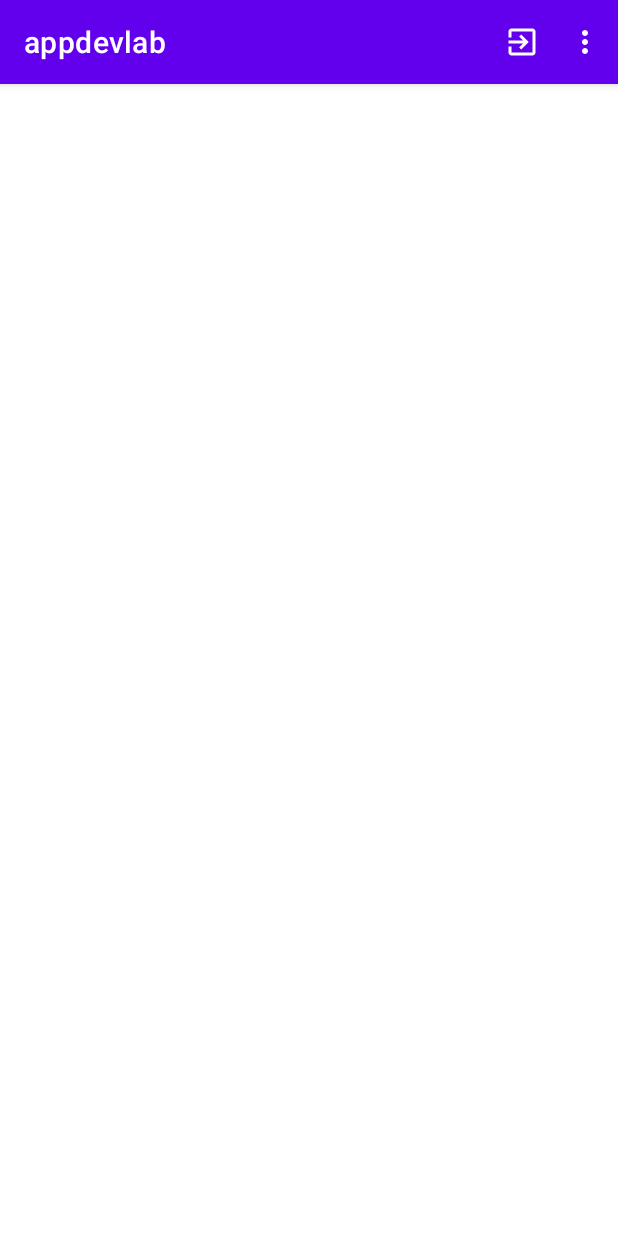
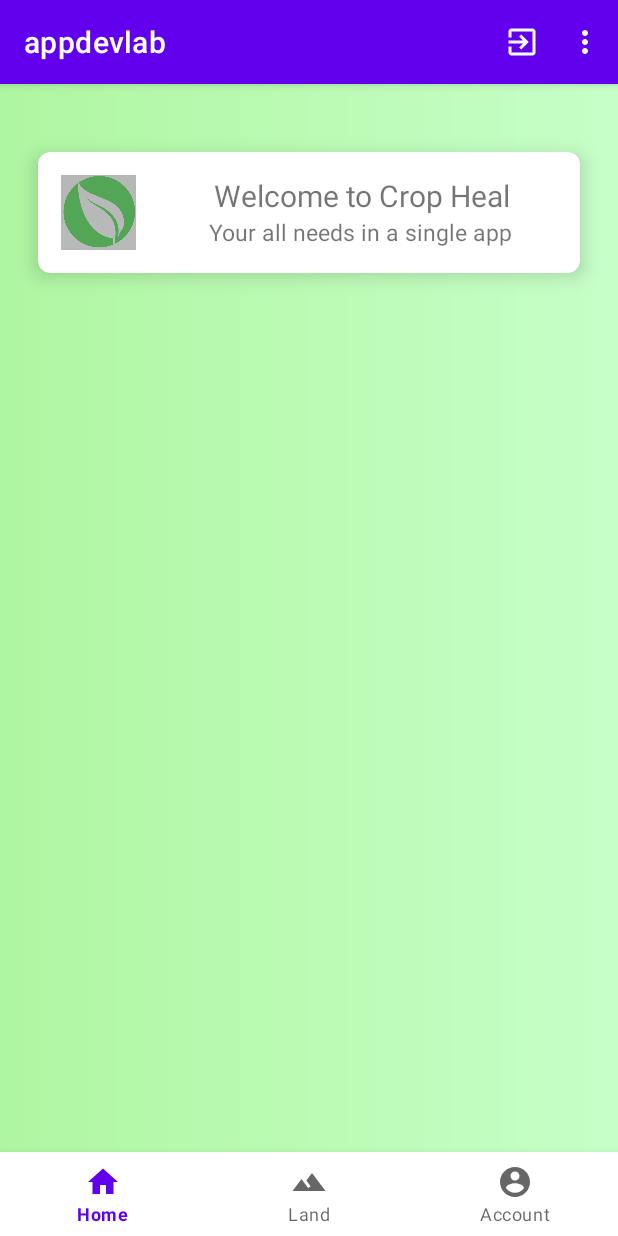
Before and after one commit to YajithVishwa/CropHealth-EDP, an Android app: the HomeActivity screen opened directly, with no data from a screen before it, on a phone screen of 412 x 824 dp. Run offline under Robolectric (Android 15) with nearby library versions, the phone set to English and light mode, and no system bars; Roboto replaces fonts that are not available here.

Commit message:
Added cardview and bottom navigation.

```diff
--- a/app/build.gradle
+++ b/app/build.gradle
@@ -32,6 +32,7 @@ dependencies {
 
     implementation 'androidx.appcompat:appcompat:1.2.0'
     implementation 'com.google.android.material:material:1.3.0'
+    implementation "androidx.cardview:cardview:1.0.0"
     implementation 'androidx.constraintlayout:constraintlayout:2.0.4'
     implementation 'com.android.volley:volley:1.1.0'
     testImplementation 'junit:junit:4.13.2'
--- a/app/src/main/java/com/sankar/appdevlab/HomeActivity.java
+++ b/app/src/main/java/com/sankar/appdevlab/HomeActivity.java
@@ -11,11 +11,32 @@ import android.view.MenuItem;
 import android.widget.TextView;
 import android.widget.Toast;
 
+import com.google.android.material.bottomnavigation.BottomNavigationView;
+
 public class HomeActivity extends AppCompatActivity {
     @Override
     protected void onCreate(Bundle savedInstanceState) {
         super.onCreate(savedInstanceState);
         setContentView(R.layout.activity_home);
+
+        BottomNavigationView bottomNavigationView = (BottomNavigationView) findViewById(R.id.bottom_navigation);
+
+        bottomNavigationView.setOnNavigationItemSelectedListener(new BottomNavigationView.OnNavigationItemSelectedListener() {
+            @Override
+            public boolean onNavigationItemSelected(@NonNull MenuItem item) {
+                switch (item.getItemId()) {
+                    case R.id.home:
+                        return true;
+                    case R.id.account:
+                        return true;
+                    case R.id.land:
+                        return true;
+                    default:
+                        return true;
+                }
+            }
+        });
+
     }
 
     @Override
--- /dev/null
+++ b/app/src/main/res/drawable/homegradient.xml
@@ -0,0 +1,7 @@
+<?xml version="1.0" encoding="utf-8"?>
+<shape xmlns:android="http://schemas.android.com/apk/res/android"
+    android:shape="rectangle">
+    <gradient
+        android:startColor="#AFF6A1"
+        android:endColor="#C7FFC8"/>
+</shape>
--- /dev/null
+++ b/app/src/main/res/drawable/ic_baseline_account_circle_24.xml
@@ -0,0 +1,5 @@
+<vector android:height="24dp" android:tint="#338E53"
+    android:viewportHeight="24" android:viewportWidth="24"
+    android:width="24dp" xmlns:android="http://schemas.android.com/apk/res/android">
+    <path android:fillColor="@android:color/white" android:pathData="M12,2C6.48,2 2,6.48 2,12s4.48,10 10,10 10,-4.48 10,-10S17.52,2 12,2zM12,5c1.66,0 3,1.34 3,3s-1.34,3 -3,3 -3,-1.34 -3,-3 1.34,-3 3,-3zM12,19.2c-2.5,0 -4.71,-1.28 -6,-3.22 0.03,-1.99 4,-3.08 6,-3.08 1.99,0 5.97,1.09 6,3.08 -1.29,1.94 -3.5,3.22 -6,3.22z"/>
+</vector>
--- /dev/null
+++ b/app/src/main/res/drawable/ic_baseline_home_24.xml
@@ -0,0 +1,5 @@
+<vector android:height="24dp" android:tint="#338E53"
+    android:viewportHeight="24" android:viewportWidth="24"
+    android:width="24dp" xmlns:android="http://schemas.android.com/apk/res/android">
+    <path android:fillColor="@android:color/white" android:pathData="M10,20v-6h4v6h5v-8h3L12,3 2,12h3v8z"/>
+</vector>
--- /dev/null
+++ b/app/src/main/res/drawable/ic_baseline_landscape_24.xml
@@ -0,0 +1,5 @@
+<vector android:height="24dp" android:tint="#338E53"
+    android:viewportHeight="24" android:viewportWidth="24"
+    android:width="24dp" xmlns:android="http://schemas.android.com/apk/res/android">
+    <path android:fillColor="@android:color/white" android:pathData="M14,6l-3.75,5 2.85,3.8 -1.6,1.2C9.81,13.75 7,10 7,10l-6,8h22L14,6z"/>
+</vector>
--- a/app/src/main/res/layout/activity_home.xml
+++ b/app/src/main/res/layout/activity_home.xml
@@ -1,10 +1,64 @@
 <?xml version="1.0" encoding="utf-8"?>
-<androidx.constraintlayout.widget.ConstraintLayout xmlns:android="http://schemas.android.com/apk/res/android"
+<RelativeLayout xmlns:android="http://schemas.android.com/apk/res/android"
     xmlns:app="http://schemas.android.com/apk/res-auto"
     xmlns:tools="http://schemas.android.com/tools"
     android:layout_width="match_parent"
     android:layout_height="match_parent"
-    tools:context=".HomeActivity">
+    tools:context=".HomeActivity"
+    android:background="@drawable/homegradient">
 
+    <LinearLayout
+        android:layout_width="match_parent"
+        android:layout_height="wrap_content"
+        android:orientation="vertical"
+        android:layout_marginTop="20dp">
+        <androidx.cardview.widget.CardView
+            xmlns:card_view="http://schemas.android.com/apk/res-auto"
+            xmlns:android="http://schemas.android.com/apk/res/android"
+            android:layout_width="match_parent"
+            android:layout_height="wrap_content"
+            card_view:cardBackgroundColor="#FFFFFF"
+            card_view:cardCornerRadius="8dp"
+            card_view:cardElevation="8dp"
+            android:layout_margin="25dp">
+            <LinearLayout
+                android:layout_width="match_parent"
+                android:layout_height="wrap_content"
+                android:orientation="horizontal"
+                android:padding="15dp">
+                <ImageView
+                    android:layout_width="50dp"
+                    android:layout_height="50dp"
+                    android:src="@drawable/leaf"
+                    android:layout_marginEnd="20dp"/>
+            <LinearLayout
+                android:layout_width="match_parent"
+                android:layout_height="wrap_content"
+                android:orientation="vertical">
+                <TextView
+                    android:layout_width="wrap_content"
+                    android:layout_height="wrap_content"
+                    android:text="Welcome to Crop Heal"
+                    android:textAlignment="center"
+                    android:layout_gravity="center"
+                    android:textSize="20sp"/>
+                <TextView
+                    android:layout_width="wrap_content"
+                    android:layout_height="wrap_content"
+                    android:layout_gravity="center"
+                    android:text="Your all needs in a single app"
+                    android:textSize="15sp"/>
+            </LinearLayout>
 
-</androidx.constraintlayout.widget.ConstraintLayout>
+            </LinearLayout>
+        </androidx.cardview.widget.CardView>
+    </LinearLayout>
+
+    <com.google.android.material.bottomnavigation.BottomNavigationView
+        android:id="@+id/bottom_navigation"
+        android:layout_width="match_parent"
+        android:layout_height="wrap_content"
+        android:layout_alignParentBottom="true"
+        app:itemRippleColor="#4CAF50"
+        app:menu="@menu/navigation_bottom"/>
+</RelativeLayout>
--- /dev/null
+++ b/app/src/main/res/menu/navigation_bottom.xml
@@ -0,0 +1,24 @@
+<?xml version="1.0" encoding="utf-8"?>
+<menu xmlns:android="http://schemas.android.com/apk/res/android"
+    xmlns:app="http://schemas.android.com/apk/res-auto">
+    <item
+        android:id="@+id/home"
+        android:title="Home"
+        android:icon="@drawable/ic_baseline_home_24"
+        app:showAsAction="ifRoom"
+        android:enabled="true"/>
+
+    <item
+        android:id="@+id/land"
+        android:title="Land"
+        android:icon="@drawable/ic_baseline_landscape_24"
+        app:showAsAction="ifRoom"
+        android:enabled="true"/>
+
+    <item
+        android:id="@+id/account"
+        android:title="Account"
+        android:icon="@drawable/ic_baseline_account_circle_24"
+        app:showAsAction="ifRoom"
+        android:enabled="true"/>
+</menu>
```
Also changed, not shown: app/src/main/res/drawable/leaf.jpg (added).
